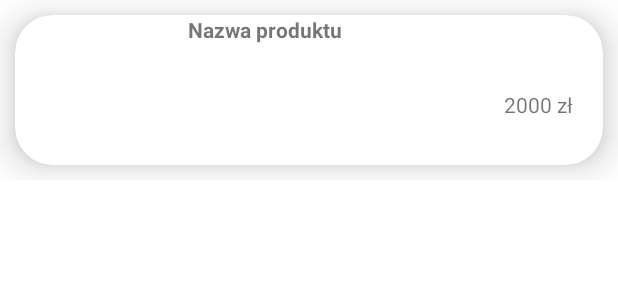
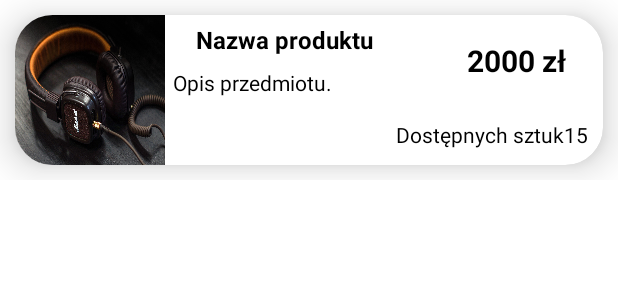
Before and after one commit to Timhello1/IOProject, an Android app: the layout product_row.xml on its own in the app's theme, with its tools: preview values and no code run, on a phone screen of 412 x 824 dp. Shown: the top 300 px of the screen. Run offline under Robolectric (Android 15) with nearby library versions, the phone set to English and light mode, and no system bars.

Commit message:
product_row.xml adjust

```diff
--- a/app/src/main/java/com/example/ioproject/utils/ProductsAdapter.java
+++ b/app/src/main/java/com/example/ioproject/utils/ProductsAdapter.java
@@ -48,9 +48,10 @@ public class ProductsAdapter extends RecyclerView.Adapter<ProductsAdapter.ViewHo
 
             TextView productPrice = itemView.findViewById(R.id.product_price);
             productPrice.setText(product.getPrice());
-            itemView.setOnClickListener(view -> {
-                // TODO przeniesienie do wybranego produktu
-            });
+
+            TextView productDescription = itemView.findViewById(R.id.product_description);
+            productDescription.setText(product.getDescription());
+
         }
 
     }
--- a/app/src/main/res/layout/fragment_home.xml
+++ b/app/src/main/res/layout/fragment_home.xml
@@ -37,7 +37,7 @@
             android:layout_width="match_parent"
             android:layout_height="wrap_content"
             android:padding="16dp"
-            android:text="Kategorie"
+            android:text="@string/categories"
             android:textColor="@color/black"
             android:textSize="26sp"
             android:textStyle="bold" />
@@ -47,7 +47,6 @@
             android:layout_width="match_parent"
             android:layout_height="wrap_content"
             android:layout_marginStart="16dp"
-
             android:layout_marginEnd="16dp"
             android:orientation="horizontal"
             app:layoutManager="androidx.recyclerview.widget.LinearLayoutManager" />
--- a/app/src/main/res/layout/product_row.xml
+++ b/app/src/main/res/layout/product_row.xml
@@ -34,6 +34,9 @@
                 android:layout_width="wrap_content"
                 android:layout_height="wrap_content"
                 android:layout_marginStart="15dp"
+                android:textColor="@color/black"
+                android:padding="5dp"
+                android:textSize="16sp"
                 android:text="Nazwa produktu"
                 android:textStyle="bold"
                 app:layout_constraintStart_toEndOf="@id/product_imageView"
@@ -43,11 +46,57 @@
                 android:id="@+id/product_price"
                 android:layout_width="wrap_content"
                 android:layout_height="wrap_content"
+                android:layout_marginEnd="16dp"
+                android:layout_marginBottom="56dp"
                 android:text="2000 zł"
-                android:layout_marginEnd="20dp"
+                android:textColor="@color/black"
+                android:textSize="20sp"
+                android:textStyle="bold"
                 app:layout_constraintBottom_toBottomOf="parent"
                 app:layout_constraintEnd_toEndOf="parent"
+                app:layout_constraintHorizontal_bias="0.865"
+                app:layout_constraintStart_toEndOf="@+id/product_text_title" />
+
+            <ImageView
+                android:id="@+id/product_image_view"
+                android:layout_width="100dp"
+                android:layout_height="100dp"
+                android:scaleType="fitXY"
+                android:src="@drawable/image_headphones_commercial"
+                app:layout_constraintBottom_toBottomOf="parent"
+                app:layout_constraintStart_toStartOf="parent"
+                app:layout_constraintTop_toTopOf="parent" />
+
+            <TextView
+                android:id="@+id/product_description"
+                android:layout_width="145dp"
+                android:layout_height="62dp"
+                android:paddingLeft="5dp"
+                android:text="Opis przedmiotu."
+                android:textColor="@color/black"
+                app:layout_constraintBottom_toBottomOf="parent"
+                app:layout_constraintStart_toEndOf="@+id/product_imageView"
                 app:layout_constraintTop_toBottomOf="@+id/product_text_title" />
+
+            <TextView
+                android:id="@+id/textView3"
+                android:layout_width="wrap_content"
+                android:layout_height="30dp"
+                android:text="Dostępnych sztuk"
+                android:textColor="@color/black"
+                app:layout_constraintBottom_toBottomOf="parent"
+                app:layout_constraintEnd_toEndOf="parent"
+                app:layout_constraintHorizontal_bias="0.242"
+                app:layout_constraintStart_toEndOf="@+id/product_description" />
+
+            <TextView
+                android:id="@+id/stock_count"
+                android:layout_width="50dp"
+                android:layout_height="30dp"
+                android:text="15"
+                android:textColor="@color/black"
+                app:layout_constraintBottom_toBottomOf="parent"
+                app:layout_constraintStart_toEndOf="@+id/textView3" />
         </androidx.constraintlayout.widget.ConstraintLayout>
     </androidx.cardview.widget.CardView>
 </androidx.constraintlayout.widget.ConstraintLayout>
--- a/app/src/main/res/values/strings.xml
+++ b/app/src/main/res/values/strings.xml
@@ -33,4 +33,7 @@
     <string name="update_date">Podaj nową datę</string>
     <string name="delete">Usuń</string>
     <string name="update">Modyfikuj</string>
+    <string name="categories">Kategorie</string>
+    <string name="prod_name">Nazwa produktu</string>
+    <string name="stock">Dostępnych sztuk:</string>
 </resources>
```
